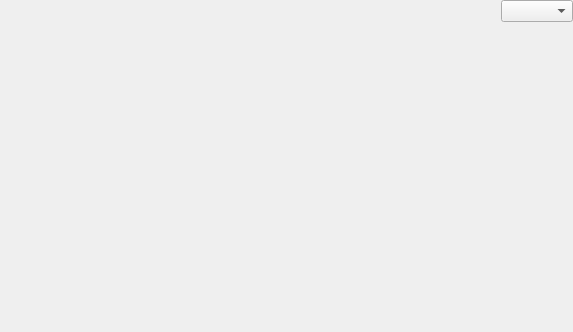
The window that Include/iqwt/CHistogramViewComp.ui (naskin-gmg/AcfSln) describes before a commit, drawn with Qt 5.
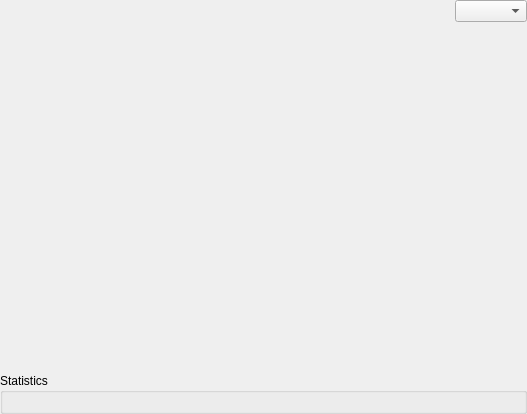
The same window after the commit.

Commit message: Histogram statistic processor added. Simple statistics components added. Histogram view extended, to provide some basically statistical infos.

```diff
--- a/Include/iqwt/CHistogramViewComp.ui
+++ b/Include/iqwt/CHistogramViewComp.ui
@@ -6,14 +6,14 @@
    <rect>
     <x>0</x>
     <y>0</y>
-    <width>573</width>
-    <height>332</height>
+    <width>527</width>
+    <height>414</height>
    </rect>
   </property>
   <property name="windowTitle">
    <string>Form</string>
   </property>
-  <layout class="QVBoxLayout" name="verticalLayout">
+  <layout class="QVBoxLayout" name="verticalLayout_3">
    <property name="margin">
     <number>0</number>
    </property>
@@ -75,6 +75,14 @@
      </layout>
     </widget>
    </item>
+   <item>
+    <widget class="QGroupBox" name="StatisticsFrame">
+     <property name="title">
+      <string>Statistics</string>
+     </property>
+     <layout class="QVBoxLayout" name="verticalLayout"/>
+    </widget>
+   </item>
   </layout>
  </widget>
  <resources/>
```
The commit also changes 20 other files.
